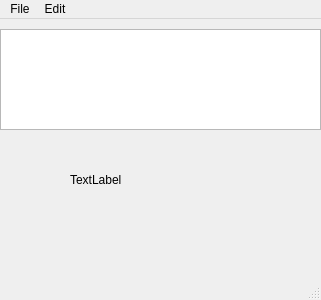
This is ui/main.ui in panda2134/PyFormula as Qt 5 draws it before an edit. The edited form follows.
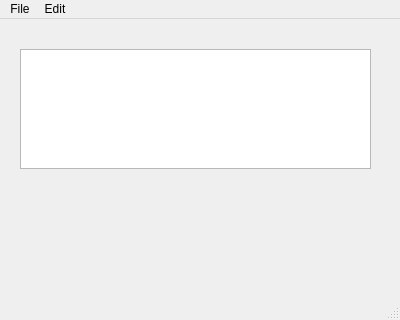
This is the edited form.

```diff
--- a/ui/main.ui
+++ b/ui/main.ui
@@ -6,8 +6,8 @@
    <rect>
     <x>0</x>
     <y>0</y>
-    <width>321</width>
-    <height>300</height>
+    <width>400</width>
+    <height>320</height>
    </rect>
   </property>
   <property name="sizePolicy">
@@ -18,14 +18,14 @@
   </property>
   <property name="minimumSize">
    <size>
-    <width>321</width>
-    <height>300</height>
+    <width>400</width>
+    <height>320</height>
    </size>
   </property>
   <property name="maximumSize">
    <size>
-    <width>321</width>
-    <height>300</height>
+    <width>400</width>
+    <height>320</height>
    </size>
   </property>
   <property name="windowTitle">
@@ -35,37 +35,74 @@
    <locale language="English" country="UnitedStates"/>
   </property>
   <widget class="QWidget" name="centralwidget">
-   <widget class="QWidget" name="verticalLayoutWidget_2">
-    <property name="geometry">
-     <rect>
-      <x>70</x>
-      <y>110</y>
-      <width>171</width>
-      <height>101</height>
-     </rect>
-    </property>
-    <layout class="QVBoxLayout" name="verticalLayout_4">
-     <item>
-      <widget class="QLabel" name="label">
-       <property name="text">
-        <string>TextLabel</string>
-       </property>
-      </widget>
-     </item>
-    </layout>
-   </widget>
    <widget class="QWidget" name="verticalLayoutWidget">
     <property name="geometry">
      <rect>
-      <x>0</x>
-      <y>10</y>
-      <width>321</width>
-      <height>101</height>
+      <x>20</x>
+      <y>20</y>
+      <width>351</width>
+      <height>257</height>
      </rect>
     </property>
     <layout class="QVBoxLayout" name="verticalLayout_1">
      <item>
-      <widget class="QPlainTextEdit" name="plainTextEdit"/>
+      <widget class="QPlainTextEdit" name="plainTextEdit">
+       <property name="sizePolicy">
+        <sizepolicy hsizetype="Expanding" vsizetype="Expanding">
+         <horstretch>0</horstretch>
+         <verstretch>0</verstretch>
+        </sizepolicy>
+       </property>
+       <property name="minimumSize">
+        <size>
+         <width>347</width>
+         <height>120</height>
+        </size>
+       </property>
+       <property name="maximumSize">
+        <size>
+         <width>16777215</width>
+         <height>120</height>
+        </size>
+       </property>
+       <property name="font">
+        <font>
+         <family>Consolas</family>
+         <pointsize>14</pointsize>
+        </font>
+       </property>
+      </widget>
+     </item>
+     <item>
+      <widget class="QLabel" name="imgLabel">
+       <property name="sizePolicy">
+        <sizepolicy hsizetype="Expanding" vsizetype="Fixed">
+         <horstretch>0</horstretch>
+         <verstretch>0</verstretch>
+        </sizepolicy>
+       </property>
+       <property name="minimumSize">
+        <size>
+         <width>100</width>
+         <height>100</height>
+        </size>
+       </property>
+       <property name="maximumSize">
+        <size>
+         <width>10000000</width>
+         <height>100</height>
+        </size>
+       </property>
+       <property name="text">
+        <string/>
+       </property>
+       <property name="scaledContents">
+        <bool>false</bool>
+       </property>
+       <property name="alignment">
+        <set>Qt::AlignCenter</set>
+       </property>
+      </widget>
      </item>
     </layout>
    </widget>
@@ -76,7 +113,7 @@
     <rect>
      <x>0</x>
      <y>0</y>
-     <width>321</width>
+     <width>400</width>
      <height>23</height>
     </rect>
    </property>
```
Left out of the diff: 18 changed lines with no effect on the pictures.
